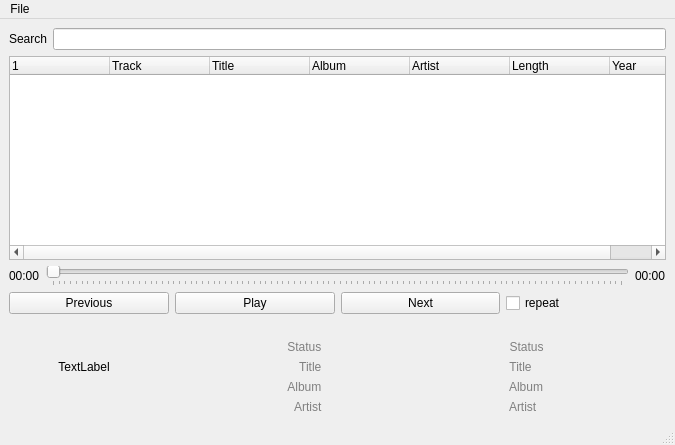
Above: ui/max.ui from twincie/max before the change. Below: the same form after it.
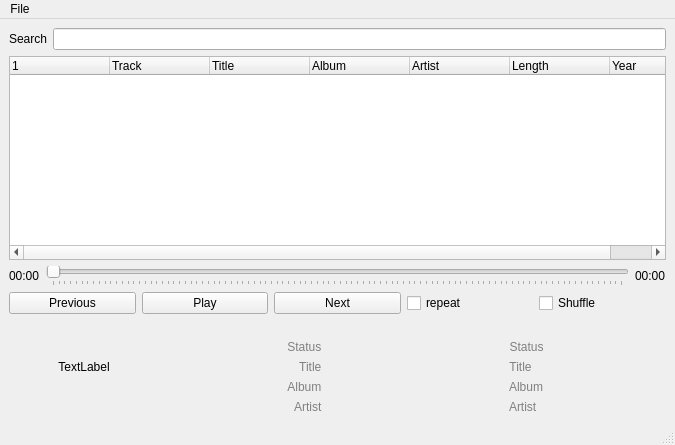
That is the form after the change.

The edit to the form file:
```diff
--- a/ui/max.ui
+++ b/ui/max.ui
@@ -144,6 +144,13 @@
         </property>
        </widget>
       </item>
+      <item>
+       <widget class="QCheckBox" name="ShuffleButton">
+        <property name="text">
+         <string>Shuffle</string>
+        </property>
+       </widget>
+      </item>
      </layout>
     </item>
     <item>
```
